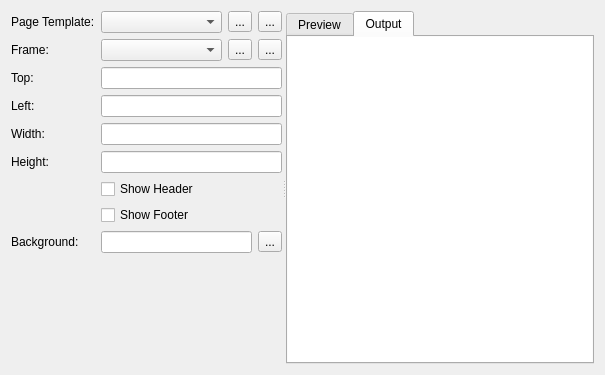
This is gui/pagetemplates.ui in rafaelmartins/rst2pdf as Qt 5 draws it before an edit. The edited form follows.
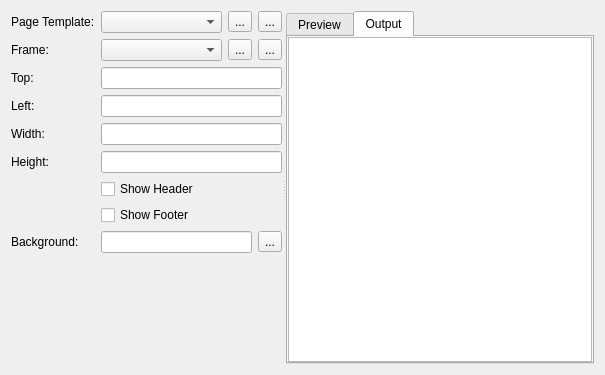
This is the edited form. The open tabs and pages were chosen to show the change. Icons and pictures are not drawn.

Commit message: Hooked background field in page templates, highlight snippet

Patch:
```diff
--- a/gui/pagetemplates.ui
+++ b/gui/pagetemplates.ui
@@ -314,11 +314,7 @@
          <number>0</number>
         </property>
         <item>
-         <widget class="QPlainTextEdit" name="snippet">
-          <property name="frameShape">
-           <enum>QFrame::NoFrame</enum>
-          </property>
-         </widget>
+         <widget class="QTextBrowser" name="snippet"/>
         </item>
        </layout>
       </widget>
```
The commit also changes 9 other files.
